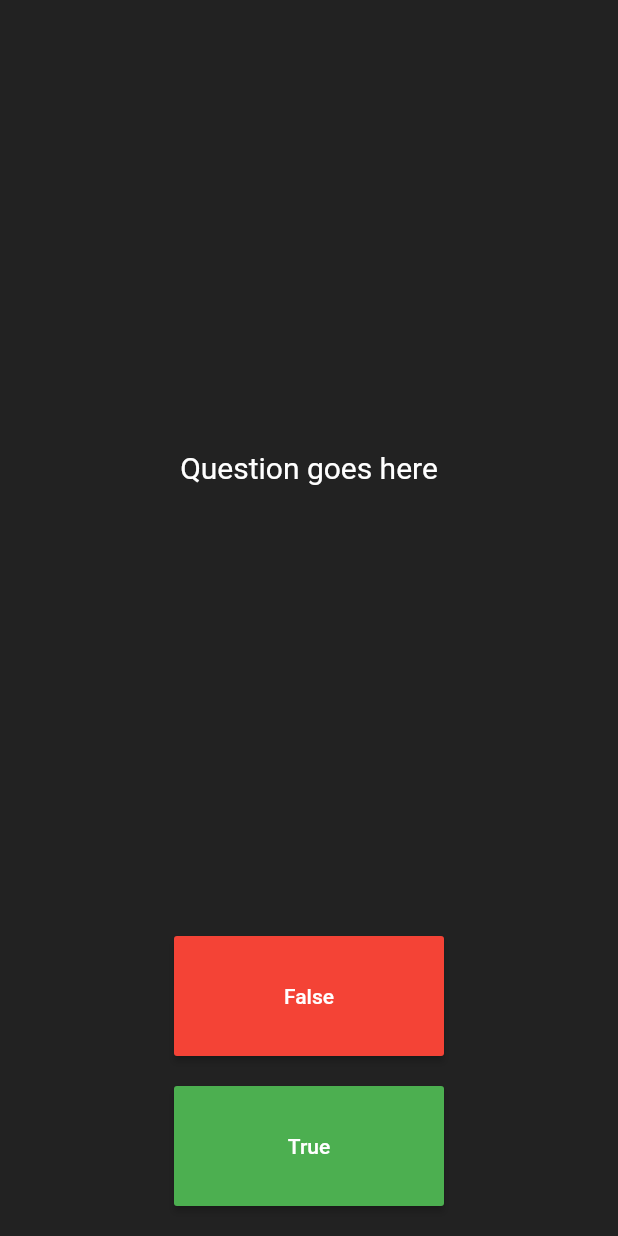
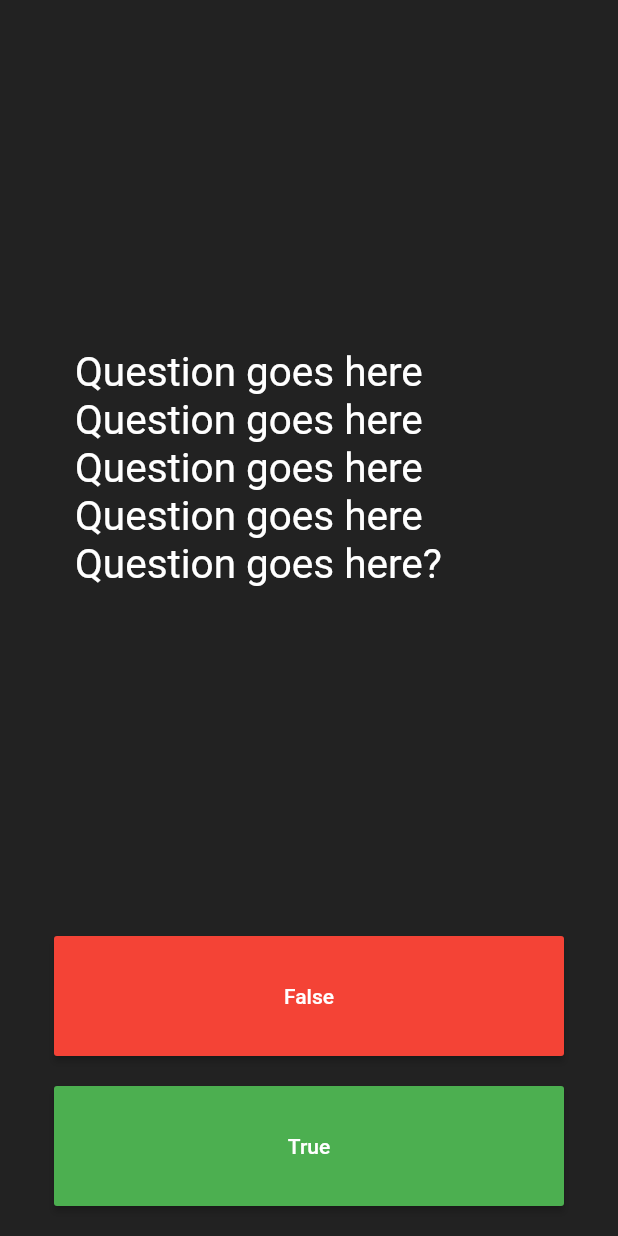
Before and after one commit to Nuri801/quiz_app, a Flutter app: the screen it shows after launch, on a phone screen of 412 x 824 dp. Run offline on Flutter 3.47's test engine with Material 2 defaults, Android fonts, the phone set to English and light mode, and no system bars.

Commit message:
quiz_app basics

```diff
--- a/lib/main.dart
+++ b/lib/main.dart
@@ -11,13 +11,8 @@ class QuizApp extends StatelessWidget {
   Widget build(BuildContext context) {
     return MaterialApp(
       title: 'Quiz App',
-      theme: ThemeData(
-        primarySwatch: Colors.indigo
-      ),
-      home: const Scaffold(
-        backgroundColor: Colors.black87,
-        body: Questions()
-      ),
+      theme: ThemeData(primarySwatch: Colors.indigo),
+      home: const Scaffold(backgroundColor: Colors.black87, body: Questions()),
     );
   }
 }
@@ -39,11 +34,14 @@ class _QuestionsState extends State<Questions> {
           children: [
             Expanded(
               child: Center(
-                child: Text(
-                  'Question goes here',
-                  style: TextStyle(
-                    color: Colors.white,
-                    fontSize: 20
+                child: Padding(
+                  padding: const EdgeInsets.all(50),
+                  child: Center(
+                    child: Text(
+                      'Question goes here Question goes here Question goes here Question goes here Question goes here?',
+                      style: TextStyle(color: Colors.white, fontSize: 27),
+
+                    ),
                   ),
                 ),
               ),
@@ -54,25 +52,29 @@ class _QuestionsState extends State<Questions> {
             // ),
             Column(
               children: [
-                Expanded(
-                  child: SizedBox(
-                    width: 180,
-                    height: 80,
-                    child: MaterialButton(
-                      onPressed: () {},
-                      color: Colors.red,
-                      child: Text('False', style: TextStyle(color: Colors.white),),
+                SizedBox(
+                  width: 340,
+                  height: 80,
+                  child: MaterialButton(
+                    onPressed: () {},
+                    color: Colors.red,
+                    child: Text(
+                      'False',
+                      style: TextStyle(color: Colors.white),
                     ),
                   ),
                 ),
                 SizedBox(height: 20),
                 SizedBox(
-                  width: 180,
+                  width: 340,
                   height: 80,
                   child: MaterialButton(
                     onPressed: () {},
                     color: Colors.green,
-                    child: Text('True', style: TextStyle(color: Colors.white),),
+                    child: Text(
+                      'True',
+                      style: TextStyle(color: Colors.white),
+                    ),
                   ),
                 ),
                 SizedBox(height: 20)
```
